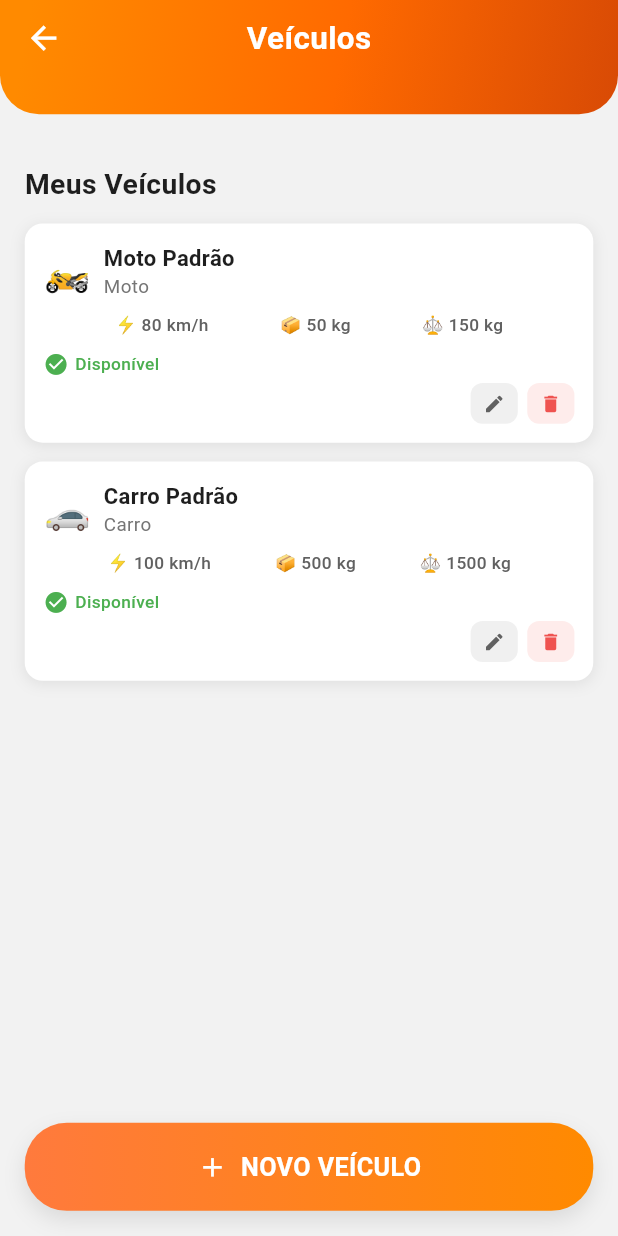
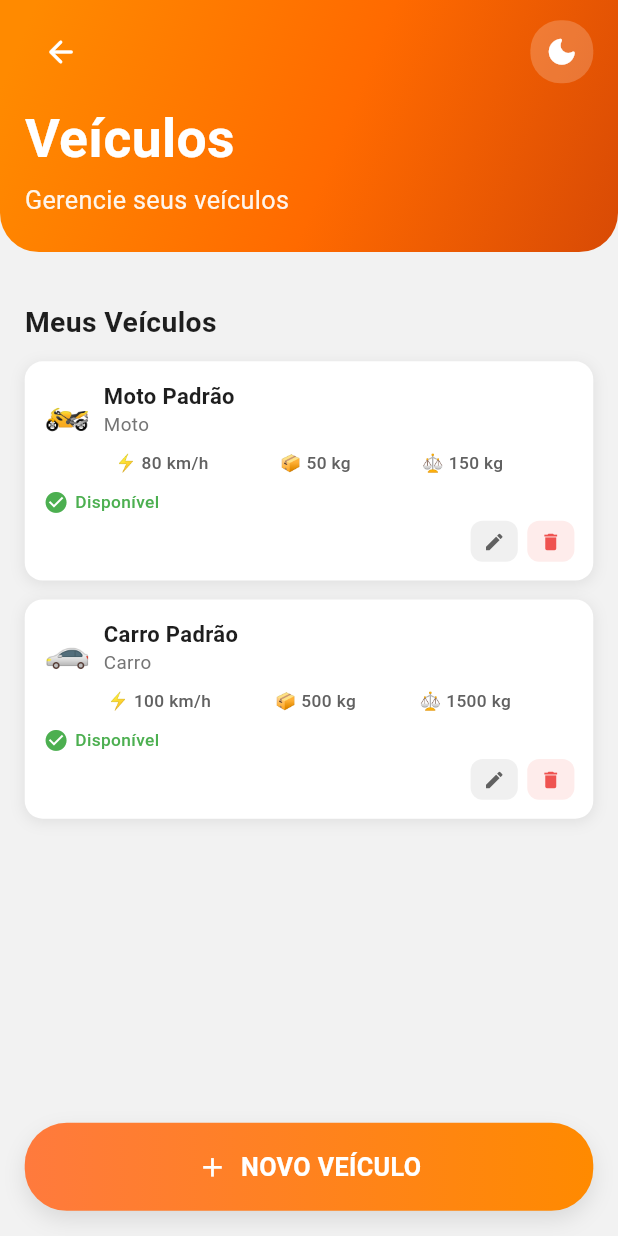
Before and after one commit to Ryyann23/fastlap, a Flutter app: the VehiclesPage screen opened directly, on a phone screen of 412 x 824 dp. Run offline on Flutter 3.47's test engine with Material 3 defaults, Android fonts, the phone set to English and light mode, and no system bars; our stand-ins replace csv, file_picker, flutter_map, font_awesome_flutter, latlong2, pdf and 1 more; accounts and stored records are empty.

Commit message:
feat: implement no-animation route navigation and update date formatting in history and routes pages

```diff
--- a/lib/app/fastlap_app.dart
+++ b/lib/app/fastlap_app.dart
@@ -28,11 +28,25 @@ class _FastLapAppState extends State<FastLapApp> {
             theme: _buildLightTheme(),
             darkTheme: _buildDarkTheme(),
             home: const LoginPage(),
+            onGenerateRoute: (settings) {
+              final builder = _routeBuilders[settings.name];
+              if (builder == null) return null;
+              return PageRouteBuilder(
+                settings: settings,
+                transitionDuration: Duration.zero,
+                reverseTransitionDuration: Duration.zero,
+                pageBuilder: (_, __, ___) => builder(context, settings.arguments),
+              );
+            },
           );
         },
       ),
     );
   }
+
+  static final Map<String, Widget Function(BuildContext, Object?)> _routeBuilders = {
+    '/login': (context, args) => const LoginPage(),
+  };
 
   ThemeData _buildLightTheme() {
     const seed = Color(0xFFE86710);
@@ -44,6 +58,15 @@ class _FastLapAppState extends State<FastLapApp> {
       colorScheme: scheme,
       scaffoldBackgroundColor: const Color(0xFFF2F2F2),
       cardColor: Colors.white,
+      pageTransitionsTheme: const PageTransitionsTheme(
+        builders: {
+          TargetPlatform.android: _NoTransitionsBuilder(),
+          TargetPlatform.iOS: _NoTransitionsBuilder(),
+          TargetPlatform.macOS: _NoTransitionsBuilder(),
+          TargetPlatform.windows: _NoTransitionsBuilder(),
+          TargetPlatform.linux: _NoTransitionsBuilder(),
+        },
+      ),
     );
   }
 
@@ -57,6 +80,30 @@ class _FastLapAppState extends State<FastLapApp> {
       colorScheme: scheme,
       scaffoldBackgroundColor: const Color(0xFF111216),
       cardColor: const Color(0xFF1A1D2A),
+      pageTransitionsTheme: const PageTransitionsTheme(
+        builders: {
+          TargetPlatform.android: _NoTransitionsBuilder(),
+          TargetPlatform.iOS: _NoTransitionsBuilder(),
+          TargetPlatform.macOS: _NoTransitionsBuilder(),
+          TargetPlatform.windows: _NoTransitionsBuilder(),
+          TargetPlatform.linux: _NoTransitionsBuilder(),
+        },
+      ),
     );
   }
 }
+
+class _NoTransitionsBuilder extends PageTransitionsBuilder {
+  const _NoTransitionsBuilder();
+
+  @override
+  Widget buildTransitions<T>(
+    PageRoute<T> route,
+    BuildContext context,
+    Animation<double> animation,
+    Animation<double> secondaryAnimation,
+    Widget child,
+  ) {
+    return child;
+  }
+}
--- a/lib/features/vehicles/presentation/pages/vehicles_page.dart
+++ b/lib/features/vehicles/presentation/pages/vehicles_page.dart
@@ -3,6 +3,7 @@
 import 'package:flutter/material.dart';
 import '../../../../shared/data/vehicle_model.dart';
 import '../../../../shared/data/vehicle_service.dart';
+import '../../../../shared/widgets/theme_mode_button.dart';
 import '../widgets/vehicle_card.dart';
 import '../widgets/vehicle_form_dialog.dart';
 
@@ -128,50 +129,30 @@ class _VehiclesPageState extends State<VehiclesPage> {
                   children: [
                     Row(
                       children: [
-                        GestureDetector(
-                          onTap: () => Navigator.pop(context, _vehicleService.selectedVehicle),
-                          child: Icon(
-                            Icons.arrow_back,
-                            color: Colors.white,
-                            size: 24 * scale,
-                          ),
+                        IconButton(
+                          onPressed: () => Navigator.pop(context, _vehicleService.selectedVehicle),
+                          icon: const Icon(Icons.arrow_back_rounded, color: Colors.white),
                         ),
                         const Spacer(),
+                        ThemeModeButton(scale: scale),
+                      ],
+                    ),
+                    SizedBox(height: 8 * scale),
                     Text(
                       'Veículos',
                       style: TextStyle(
                         color: Colors.white,
                         fontWeight: FontWeight.w700,
-                            fontSize: 20 * scale,
+                        fontSize: 34 * scale,
                       ),
                     ),
-                        const Spacer(),
-                        SizedBox(width: 24 * scale),
-                      ],
-                    ),
-                    SizedBox(height: 12 * scale),
-                    if (_vehicleService.selectedVehicle != null)
-                      Column(
-                        crossAxisAlignment: CrossAxisAlignment.start,
-                        children: [
+                    SizedBox(height: 3 * scale),
                     Text(
-                            'Veículo Selecionado',
+                      'Gerencie seus veículos',
                       style: TextStyle(
-                              color: Colors.white.withValues(alpha: 0.8),
-                              fontWeight: FontWeight.w400,
-                              fontSize: 12 * scale,
-                            ),
-                          ),
-                          SizedBox(height: 4 * scale),
-                          Text(
-                            _vehicleService.selectedVehicle!.name,
-                            style: TextStyle(
-                              color: Colors.white,
-                              fontWeight: FontWeight.w600,
+                        color: Colors.white.withValues(alpha: 0.92),
                         fontSize: 16 * scale,
                       ),
-                          ),
-                        ],
                     ),
                   ],
                 ),
```
Also changed, not shown: lib/features/history/presentation/pages/history_page.dart (+6 -13 lines), lib/features/reports/presentation/pages/reports_page.dart (+5 -5 lines), lib/features/routes/presentation/pages/routes_page.dart (+6 -13 lines), lib/shared/enums/route_pages.dart (added, +16 -0 lines), lib/shared/widgets/navigation_utils.dart (added, +9 -0 lines). Lines whose indentation alone changed are shown as unchanged.
